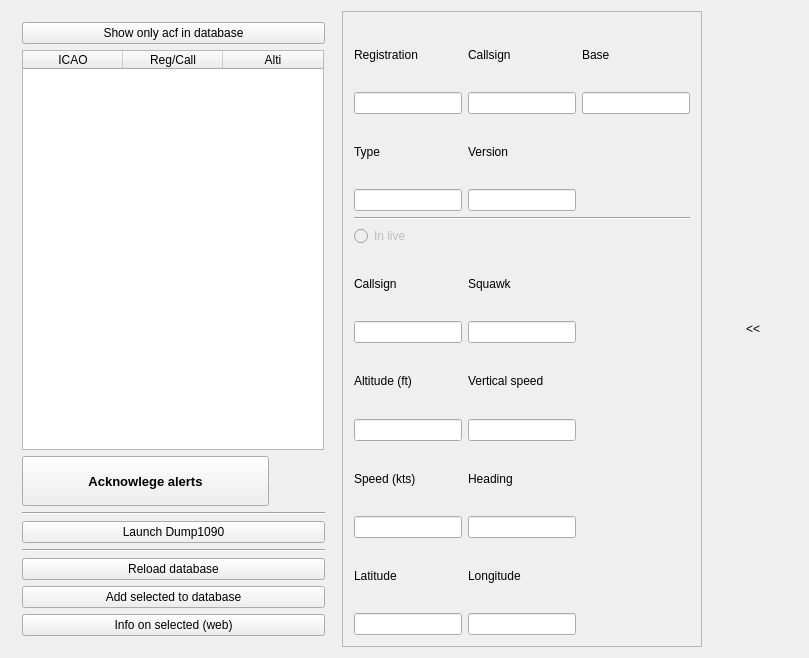
Above: mainwindow.ui from squirreldev-fs/adsbAlerting before the change. Below: the same form after it.
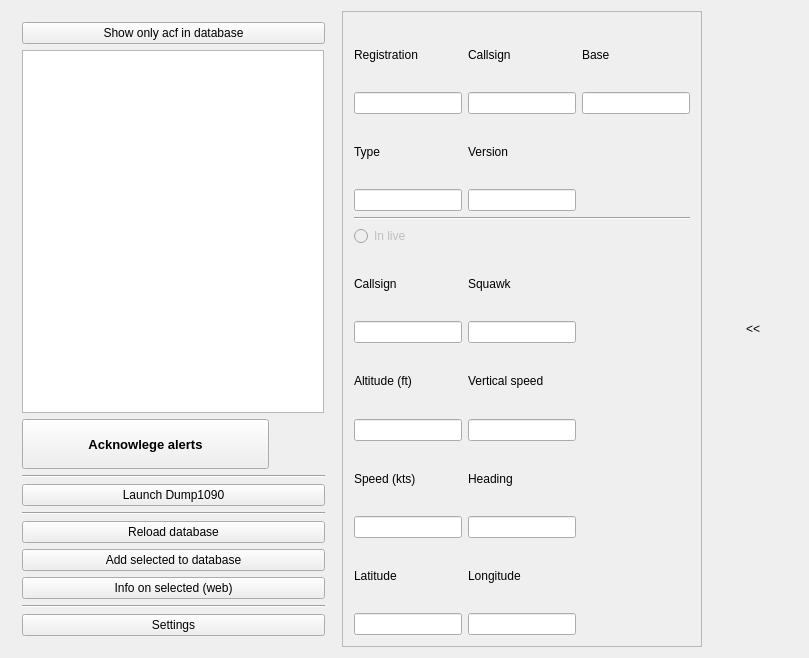
That is the form after the change.

Commit message: Implemented settings and associated window

```diff
--- a/mainwindow.ui
+++ b/mainwindow.ui
@@ -108,7 +108,7 @@
             <number>3</number>
            </property>
            <attribute name="horizontalHeaderVisible">
-            <bool>true</bool>
+            <bool>false</bool>
            </attribute>
            <attribute name="horizontalHeaderCascadingSectionResizes">
             <bool>false</bool>
@@ -251,6 +251,20 @@
            </property>
           </widget>
          </item>
+         <item>
+          <widget class="Line" name="line">
+           <property name="orientation">
+            <enum>Qt::Horizontal</enum>
+           </property>
+          </widget>
+         </item>
+         <item>
+          <widget class="QPushButton" name="bSettings">
+           <property name="text">
+            <string>Settings</string>
+           </property>
+          </widget>
+         </item>
         </layout>
        </item>
       </layout>
```
The commit also changes 8 other files.
